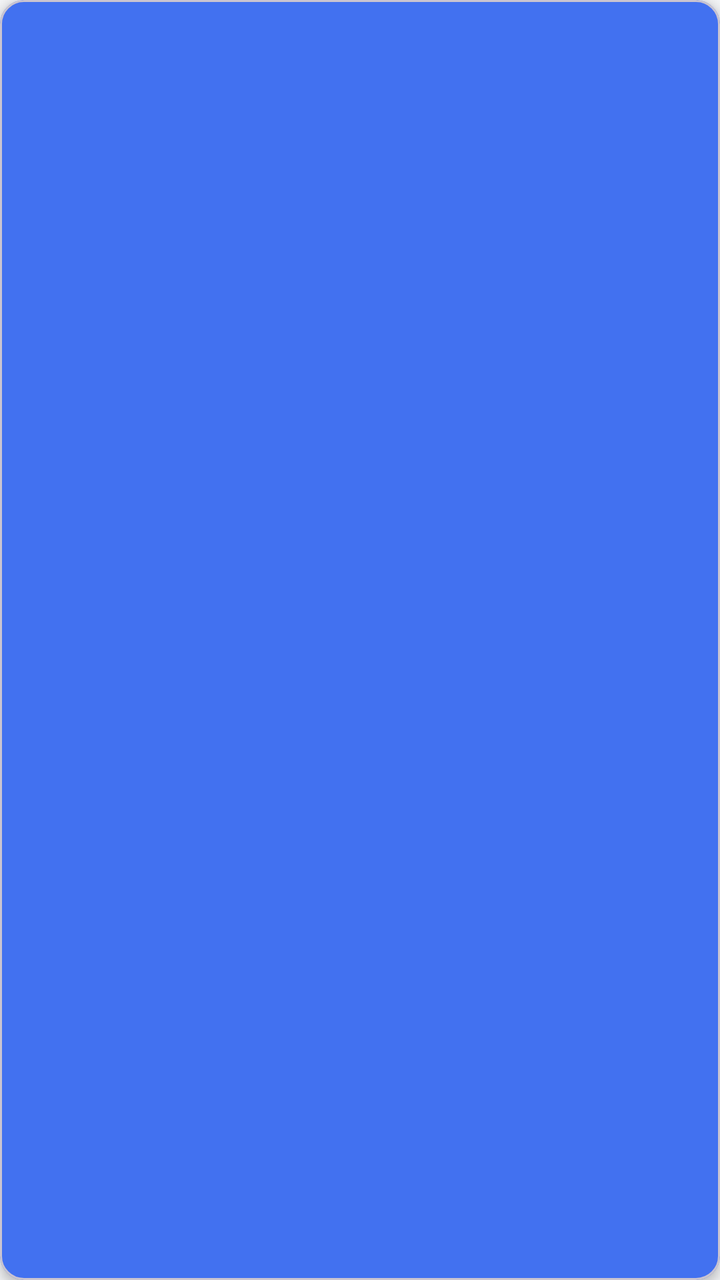
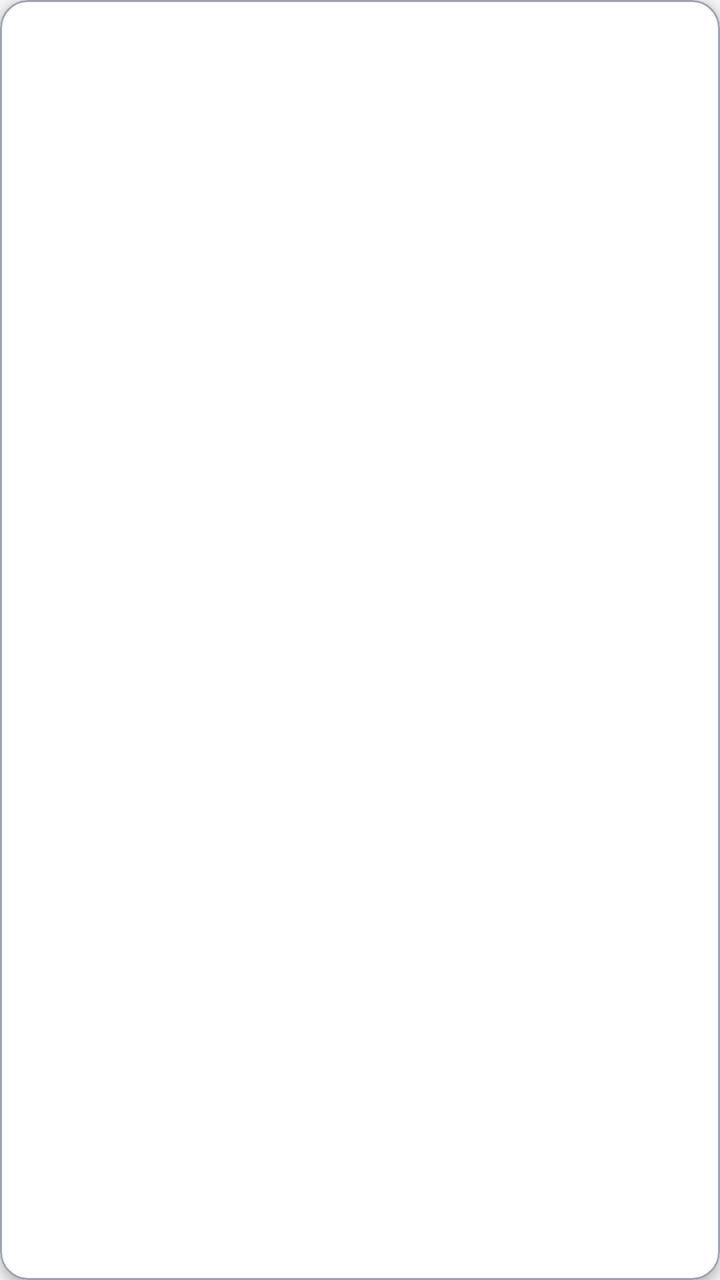

An Android layout rendered at two revisions. The XML below is the earlier revision; the diff shows what the commit changed to produce the second picture.
<!-- AndroidManifest.xml: application theme Theme.POSmaisgestao -->
<!-- res/layout/item_mesa.xml -->
<?xml version="1.0" encoding="utf-8"?>
<com.google.android.material.card.MaterialCardView xmlns:android="http://schemas.android.com/apk/res/android"
    xmlns:app="http://schemas.android.com/apk/res-auto"
    android:layout_width="match_parent"
    android:layout_height="wrap_content"
    android:layout_margin="6dp"
    app:cardBackgroundColor="@color/primary"
    app:cardCornerRadius="12dp"
    app:cardElevation="3dp">

    <LinearLayout
        android:layout_width="match_parent"
        android:layout_height="wrap_content"
        android:gravity="center"
        android:minHeight="110dp"
        android:orientation="vertical"
        android:padding="16dp">

        <TextView
            android:id="@+id/txtNumeroMesa"
            android:layout_width="match_parent"
            android:layout_height="wrap_content"
            android:gravity="center"
            android:textColor="@color/white"
            android:textSize="22sp"
            android:textStyle="bold" />

        <TextView
            android:id="@+id/txtStatusMesa"
            android:layout_width="match_parent"
            android:layout_height="wrap_content"
            android:layout_marginTop="6dp"
            android:gravity="center"
            android:textColor="@color/primary_foreground"
            android:textSize="13sp" />
    </LinearLayout>
</com.google.android.material.card.MaterialCardView>
<!-- resources referenced by this layout -->
<resources>
  <color name="primary">#4271F0</color>
  <color name="primary_foreground">#FFFFFF</color>
  <color name="white">#FFFFFFFF</color>
  <style name="Theme.POSmaisgestao" parent="Base.Theme.POSmaisgestao" />
  <style name="Base.Theme.POSmaisgestao" parent="Theme.Material3.DayNight.NoActionBar">
          <item name="colorPrimary">@color/primary</item>
          <item name="colorPrimaryDark">@color/primary_dark</item>
          <item name="colorSecondary">@color/accent</item>
          <item name="colorOnPrimary">@color/primary_foreground</item>
          <item name="colorOnSurface">@color/foreground</item>
          <item name="colorOnBackground">@color/foreground</item>
          <item name="android:statusBarColor">@color/primary_dark</item>
          <item name="android:windowBackground">@color/surface</item>
          <item name="android:colorBackground">@color/background</item>
          <item name="android:textColorPrimary">@color/foreground</item>
          <item name="android:textColorSecondary">@color/muted_foreground</item>
          <item name="android:textColor">@color/foreground</item>
          <item name="android:textColorHint">@color/muted_foreground</item>
      </style>
  <color name="primary_dark">#0B42DA</color>
  <color name="accent">#D0D9F1</color>
  <color name="foreground">#111827</color>
  <color name="surface">#F3F4F6</color>
  <color name="background">#FFFFFF</color>
  <color name="muted_foreground">#374151</color>
</resources>

<!-- the commit's change to res/layout/item_mesa.xml (unified diff, before → after) -->
@@ -1,37 +1,63 @@
 <?xml version="1.0" encoding="utf-8"?>
 <com.google.android.material.card.MaterialCardView xmlns:android="http://schemas.android.com/apk/res/android"
     xmlns:app="http://schemas.android.com/apk/res-auto"
+    android:id="@+id/cardMesa"
     android:layout_width="match_parent"
     android:layout_height="wrap_content"
     android:layout_margin="6dp"
-    app:cardBackgroundColor="@color/primary"
-    app:cardCornerRadius="12dp"
-    app:cardElevation="3dp">
+    app:cardBackgroundColor="@color/card"
+    app:cardCornerRadius="14dp"
+    app:cardElevation="3dp"
+    app:strokeColor="@color/border"
+    app:strokeWidth="1dp">
 
     <LinearLayout
         android:layout_width="match_parent"
         android:layout_height="wrap_content"
-        android:gravity="center"
-        android:minHeight="110dp"
+        android:gravity="center_horizontal"
+        android:minHeight="120dp"
         android:orientation="vertical"
-        android:padding="16dp">
+        android:padding="10dp">
+
+        <ImageView
+            android:id="@+id/imgStatus"
+            android:layout_width="36dp"
+            android:layout_height="36dp"
+            android:contentDescription="@null"
+            android:scaleType="fitCenter"
+            android:src="@drawable/ic_mesa" />
 
         <TextView
-            android:id="@+id/txtNumeroMesa"
-            android:layout_width="match_parent"
-            android:layout_height="wrap_content"
-            android:gravity="center"
-            android:textColor="@color/white"
-            android:textSize="22sp"
-            android:textStyle="bold" />
-
-        <TextView
-            android:id="@+id/txtStatusMesa"
+            android:id="@+id/txtNumero"
             android:layout_width="match_parent"
             android:layout_height="wrap_content"
             android:layout_marginTop="6dp"
             android:gravity="center"
-            android:textColor="@color/primary_foreground"
-            android:textSize="13sp" />
+            android:textColor="@color/foreground"
+            android:textSize="18sp"
+            android:textStyle="bold" />
+
+        <TextView
+            android:id="@+id/txtCliente"
+            android:layout_width="match_parent"
+            android:layout_height="wrap_content"
+            android:layout_marginTop="2dp"
+            android:ellipsize="end"
+            android:gravity="center"
+            android:maxLines="1"
+            android:textColor="@color/foreground"
+            android:textSize="11sp"
+            android:visibility="gone" />
+
+        <TextView
+            android:id="@+id/txtTotal"
+            android:layout_width="match_parent"
+            android:layout_height="wrap_content"
+            android:layout_marginTop="2dp"
+            android:gravity="center"
+            android:textColor="@color/foreground"
+            android:textSize="12sp"
+            android:textStyle="bold"
+            android:visibility="gone" />
     </LinearLayout>
 </com.google.android.material.card.MaterialCardView>
<!-- resource entries referenced after the edit -->
@@ -1,8 +1,9 @@
 <!-- resources referenced by this layout -->
 <resources>
+  <color name="border">#9CA3AF</color>
+  <color name="card">#FFFFFF</color>
   <color name="primary">#4271F0</color>
   <color name="primary_foreground">#FFFFFF</color>
-  <color name="white">#FFFFFFFF</color>
   <style name="Theme.POSmaisgestao" parent="Base.Theme.POSmaisgestao" />
   <style name="Base.Theme.POSmaisgestao" parent="Theme.Material3.DayNight.NoActionBar">
           <item name="colorPrimary">@color/primary</item>
@@ -12,6 +13,8 @@
           <item name="colorOnSurface">@color/foreground</item>
           <item name="colorOnBackground">@color/foreground</item>
           <item name="android:statusBarColor">@color/primary_dark</item>
+          <item name="android:navigationBarColor">@color/surface</item>
+          <item name="android:windowOptOutEdgeToEdgeEnforcement">true</item>
           <item name="android:windowBackground">@color/surface</item>
           <item name="android:colorBackground">@color/background</item>
           <item name="android:textColorPrimary">@color/foreground</item>
@@ -22,6 +25,17 @@
   <color name="primary_dark">#0B42DA</color>
   <color name="accent">#D0D9F1</color>
   <color name="foreground">#111827</color>
+  <!-- drawable ic_mesa (drawable) -->
+  <?xml version="1.0" encoding="utf-8"?>
+  <vector xmlns:android="http://schemas.android.com/apk/res/android"
+      android:width="24dp"
+      android:height="24dp"
+      android:viewportWidth="24"
+      android:viewportHeight="24">
+      <path
+          android:fillColor="@android:color/white"
+          android:pathData="M12,2C6.48,2 2,6.48 2,12s4.48,10 10,10 10,-4.48 10,-10S17.52,2 12,2zM12,20c-4.42,0 -8,-3.58 -8,-8s3.58,-8 8,-8 8,3.58 8,8 -3.58,8 -8,8z" />
+  </vector>
   <color name="surface">#F3F4F6</color>
   <color name="background">#FFFFFF</color>
   <color name="muted_foreground">#374151</color>
